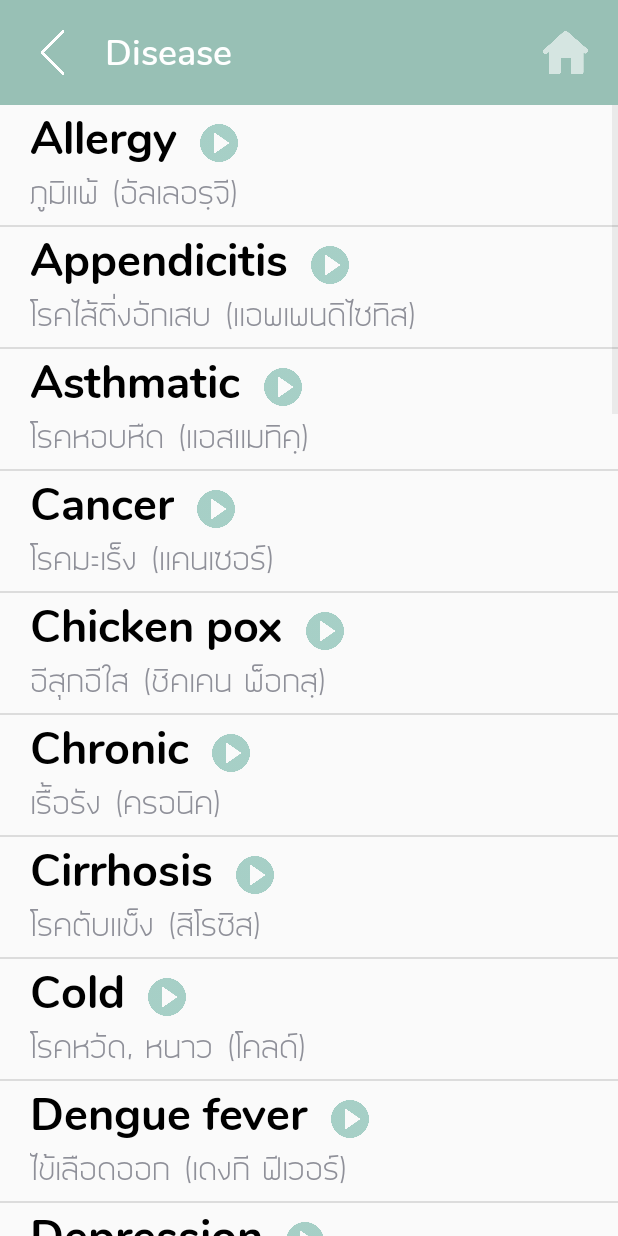
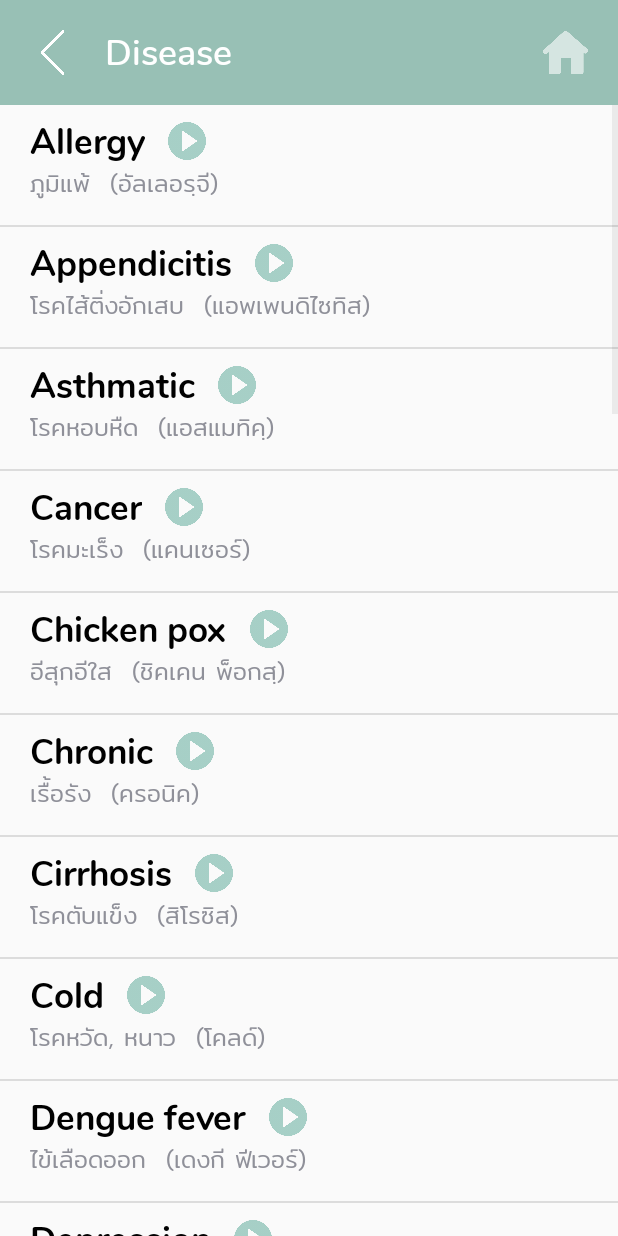
Before and after one commit to teema15135/nurse-talk-java, an Android app: the VocabListActivity screen opened directly, with no data from a screen before it, on a phone screen of 412 x 824 dp. Run offline under Robolectric (Android 15) with nearby library versions, the phone set to English and light mode, and no system bars.

Commit message:
fix listview ui

```diff
--- a/app/src/main/res/font/font_family_source.xml
+++ b/app/src/main/res/font/font_family_source.xml
@@ -44,5 +44,9 @@
         android:fontStyle="normal"
         android:fontWeight="400"
         android:font="@font/superspace_light" />
+    <font
+        android:fontStyle="normal"
+        android:fontWeight="400"
+        android:font="@font/mitr_light" />
 
 </font-family>
--- a/app/src/main/res/layout/listview_vocab.xml
+++ b/app/src/main/res/layout/listview_vocab.xml
@@ -9,6 +9,8 @@
         android:layout_height="80dp"
         android:orientation="vertical"
         android:paddingLeft="20dp"
+        android:paddingTop="7dp"
+        android:paddingBottom="7dp"
         android:weightSum="2">
 
         <LinearLayout
@@ -27,14 +29,14 @@
                 android:gravity="center_vertical"
                 android:text="Eng Word"
                 android:textColor="@color/black"
-                android:textSize="30sp" />
+                android:textSize="23sp" />
 
                 <ImageButton
                     android:id="@+id/readWordImgButton"
                     android:layout_width="25dp"
                     android:layout_height="25dp"
                     android:layout_gravity="bottom"
-                android:layout_marginBottom="2dp"
+                    android:layout_marginBottom="3dp"
                     android:background="@android:color/transparent"
                     android:scaleType="fitCenter"
                     android:src="@drawable/play_button" />
@@ -44,6 +46,7 @@
         <LinearLayout
             android:layout_width="match_parent"
             android:layout_height="0dp"
+            android:layout_marginTop="-4dp"
             android:layout_weight="1">
 
             <TextView
@@ -51,19 +54,20 @@
                 android:layout_width="wrap_content"
                 android:layout_height="match_parent"
                 android:layout_marginRight="10dp"
-                android:fontFamily="@font/superspace_light"
+                android:fontFamily="@font/mitr_light"
                 android:gravity="center_vertical"
                 android:text="ภาษาไทยนะจ๊ะ"
-                android:textSize="24sp" />
+                android:textSize="16sp" />
 
             <TextView
                 android:id="@+id/pronunciation"
                 android:layout_width="wrap_content"
                 android:layout_height="match_parent"
-                android:fontFamily="@font/superspace_light"
+                android:layout_marginLeft="3dp"
+                android:fontFamily="@font/mitr_light"
                 android:gravity="center_vertical"
                 android:text="(คำอ่าน)"
-                android:textSize="24sp" />
+                android:textSize="16sp" />
 
         </LinearLayout>
 
```
Also changed, not shown: app/src/main/res/font/mitr_light.ttf (added). Lines whose indentation alone changed are shown as unchanged.
